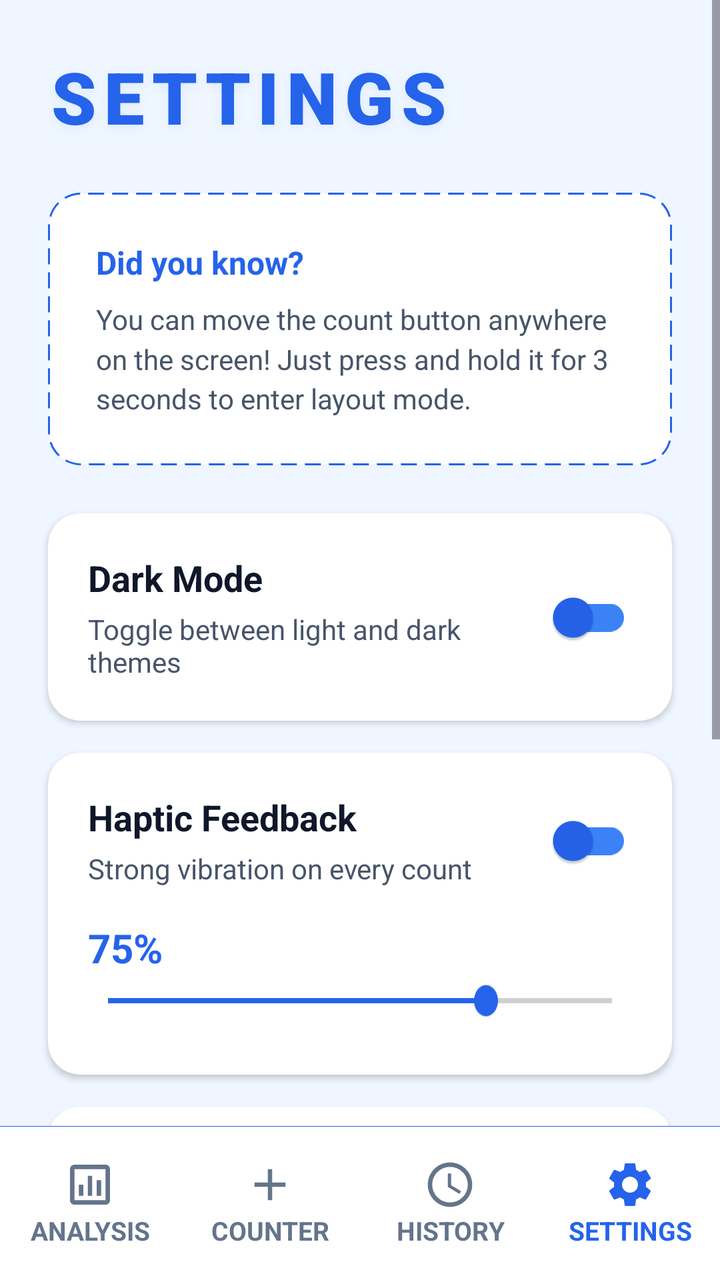
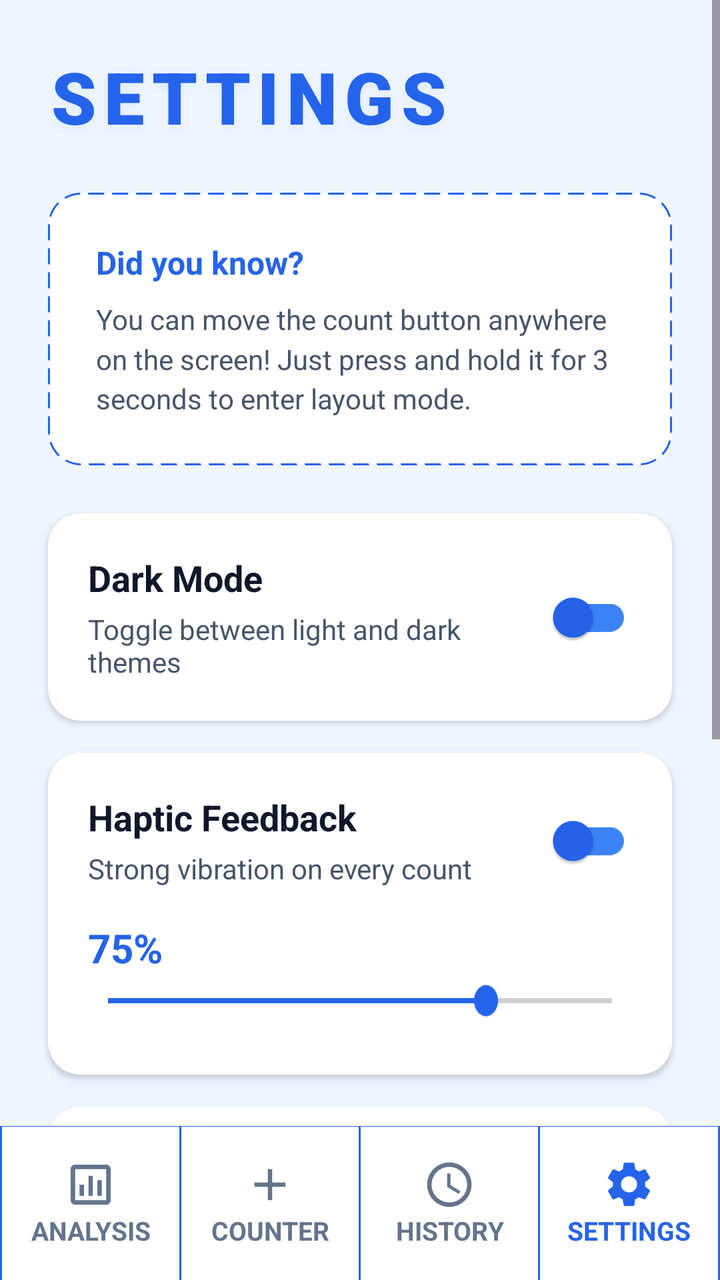

Compare the two renders of this Android layout. The source of the first and the diff that turns it into the second are given below.
<!-- AndroidManifest.xml: application theme Theme.SmartTasbeeh -->
<!-- res/layout/activity_settings.xml -->
<?xml version="1.0" encoding="utf-8"?>
<androidx.constraintlayout.widget.ConstraintLayout xmlns:android="http://schemas.android.com/apk/res/android"
    xmlns:app="http://schemas.android.com/apk/res-auto"
    xmlns:tools="http://schemas.android.com/tools"
    android:layout_width="match_parent"
    android:layout_height="match_parent"
    android:background="@color/app_background">

    <ScrollView
        android:layout_width="match_parent"
        android:layout_height="0dp"
        android:fillViewport="true"
        app:layout_constraintTop_toTopOf="parent"
        app:layout_constraintBottom_toTopOf="@id/bottomNavDivider">

        <androidx.constraintlayout.widget.ConstraintLayout
            android:layout_width="match_parent"
            android:layout_height="wrap_content"
            android:paddingBottom="32dp">

            <TextView
                android:id="@+id/tvPageTitle"
                android:layout_width="wrap_content"
                android:layout_height="wrap_content"
                android:text="@string/nav_settings"
                android:textSize="36sp"
                android:fontFamily="sans-serif-black"
                android:letterSpacing="0.10"
                android:textColor="@color/count_text_color"
                android:shadowColor="@color/card_stroke_color"
                android:shadowRadius="12"
                android:shadowDy="4"
                android:layout_marginTop="24dp"
                android:layout_marginStart="24dp"
                app:layout_constraintStart_toStartOf="parent"
                app:layout_constraintTop_toTopOf="parent"/>

            
            <LinearLayout
                android:id="@+id/cardInfoBox"
                android:layout_width="0dp"
                android:layout_height="wrap_content"
                android:background="@drawable/info_box_background"
                android:orientation="vertical"
                android:padding="24dp"
                android:layout_marginTop="24dp"
                android:layout_marginStart="24dp"
                android:layout_marginEnd="24dp"
                app:layout_constraintTop_toBottomOf="@id/tvPageTitle"
                app:layout_constraintStart_toStartOf="parent"
                app:layout_constraintEnd_toEndOf="parent">

                <TextView
                    android:layout_width="wrap_content"
                    android:layout_height="wrap_content"
                    android:text="@string/did_you_know_title"
                    android:textSize="16sp"
                    android:textStyle="bold"
                    android:textColor="@color/count_text_color"
                    android:layout_marginBottom="8dp"/>

                <TextView
                    android:layout_width="match_parent"
                    android:layout_height="wrap_content"
                    android:text="@string/drag_button_hint"
                    android:textSize="14sp"
                    android:textColor="@color/text_secondary"
                    android:lineSpacingMultiplier="1.2"/>
            </LinearLayout>

            
            <androidx.cardview.widget.CardView
                android:id="@+id/cardDarkMode"
                android:layout_width="0dp"
                android:layout_height="wrap_content"
                android:layout_marginTop="24dp"
                android:layout_marginStart="24dp"
                android:layout_marginEnd="24dp"
                app:cardCornerRadius="16dp"
                app:cardElevation="2dp"
                app:cardBackgroundColor="@color/card_background"
                app:layout_constraintTop_toBottomOf="@id/cardInfoBox"
                app:layout_constraintStart_toStartOf="parent"
                app:layout_constraintEnd_toEndOf="parent">

                <androidx.constraintlayout.widget.ConstraintLayout
                    android:layout_width="match_parent"
                    android:layout_height="match_parent"
                    android:padding="20dp">

                    <TextView
                        android:id="@+id/tvDarkMode"
                        android:layout_width="wrap_content"
                        android:layout_height="wrap_content"
                        android:text="@string/dark_mode_title"
                        android:textSize="18sp"
                        android:textStyle="bold"
                        android:textColor="@color/text_primary"
                        app:layout_constraintStart_toStartOf="parent"
                        app:layout_constraintTop_toTopOf="parent"/>

                    <TextView
                        android:layout_width="0dp"
                        android:layout_height="wrap_content"
                        android:text="@string/dark_mode_desc"
                        android:textSize="14sp"
                        android:textColor="@color/text_secondary"
                        android:layout_marginTop="4dp"
                        android:layout_marginEnd="16dp"
                        app:layout_constraintTop_toBottomOf="@id/tvDarkMode"
                        app:layout_constraintStart_toStartOf="parent"
                        app:layout_constraintEnd_toStartOf="@id/switchDarkMode"/>

                    <com.google.android.material.switchmaterial.SwitchMaterial
                        android:id="@+id/switchDarkMode"
                        android:layout_width="wrap_content"
                        android:layout_height="wrap_content"
                        app:thumbTint="@color/tasbeeh_blue_primary"
                        app:trackTint="@color/tasbeeh_blue_accent"
                        app:layout_constraintEnd_toEndOf="parent"
                        app:layout_constraintTop_toTopOf="parent"
                        app:layout_constraintBottom_toBottomOf="parent"
                        android:contentDescription="@string/dark_mode_title"/>

                </androidx.constraintlayout.widget.ConstraintLayout>
            </androidx.cardview.widget.CardView>

            
            <androidx.cardview.widget.CardView
                android:id="@+id/cardHaptic"
                android:layout_width="0dp"
                android:layout_height="wrap_content"
                android:layout_marginTop="16dp"
                android:layout_marginStart="24dp"
                android:layout_marginEnd="24dp"
                app:cardCornerRadius="16dp"
                app:cardElevation="2dp"
                app:cardBackgroundColor="@color/card_background"
                app:layout_constraintTop_toBottomOf="@id/cardDarkMode"
                app:layout_constraintStart_toStartOf="parent"
                app:layout_constraintEnd_toEndOf="parent">

                <androidx.constraintlayout.widget.ConstraintLayout
                    android:layout_width="match_parent"
                    android:layout_height="match_parent"
                    android:padding="20dp">

                    <TextView
                        android:id="@+id/tvHaptic"
                        android:layout_width="wrap_content"
                        android:layout_height="wrap_content"
                        android:text="@string/haptic_feedback_title"
                        android:textSize="18sp"
                        android:textStyle="bold"
                        android:textColor="@color/text_primary"
                        app:layout_constraintStart_toStartOf="parent"
                        app:layout_constraintTop_toTopOf="parent"/>

                    <TextView
                        android:layout_width="0dp"
                        android:layout_height="wrap_content"
                        android:text="@string/haptic_feedback_desc"
                        android:textSize="14sp"
                        android:textColor="@color/text_secondary"
                        android:layout_marginTop="4dp"
                        android:layout_marginEnd="16dp"
                        app:layout_constraintTop_toBottomOf="@id/tvHaptic"
                        app:layout_constraintStart_toStartOf="parent"
                        app:layout_constraintEnd_toStartOf="@id/switchHaptic"/>

                    <com.google.android.material.switchmaterial.SwitchMaterial
                        android:id="@+id/switchHaptic"
                        android:layout_width="wrap_content"
                        android:layout_height="wrap_content"
                        app:thumbTint="@color/tasbeeh_blue_primary"
                        app:trackTint="@color/tasbeeh_blue_accent"
                        app:layout_constraintEnd_toEndOf="parent"
                        app:layout_constraintTop_toTopOf="parent"
                        app:layout_constraintBottom_toTopOf="@id/layoutVibrationLevel"
                        android:contentDescription="@string/haptic_feedback_title"/>

                    <RelativeLayout
                        android:id="@+id/layoutVibrationLevel"
                        android:layout_width="match_parent"
                        android:layout_height="wrap_content"
                        android:layout_marginTop="16dp"
                        app:layout_constraintTop_toBottomOf="@id/switchHaptic"
                        app:layout_constraintStart_toStartOf="parent"
                        app:layout_constraintEnd_toEndOf="parent">

                        <TextView
                            android:id="@+id/tvSeekValue"
                            android:layout_width="wrap_content"
                            android:layout_height="wrap_content"
                            android:text="@string/vibration_percentage_text"
                            android:textSize="20sp"
                            android:textStyle="bold"
                            android:textColor="@color/tasbeeh_blue_primary"
                            android:layout_marginBottom="4dp" />

                        <SeekBar
                            android:id="@+id/seekBarVibration"
                            android:layout_width="match_parent"
                            android:layout_height="wrap_content"
                            android:layout_below="@id/tvSeekValue"
                            android:max="100"
                            android:progress="75"
                            android:thumbTint="@color/tasbeeh_blue_primary"
                            android:progressTint="@color/tasbeeh_blue_primary"
                            android:paddingStart="10dp"
                            android:paddingEnd="10dp"
                            android:scaleY="1.3"
                            android:scaleX="1.0"
                            android:layout_marginBottom="8dp"/>

                    </RelativeLayout>

                </androidx.constraintlayout.widget.ConstraintLayout>
            </androidx.cardview.widget.CardView>

            
            <androidx.cardview.widget.CardView
                android:id="@+id/cardSound"
                android:layout_width="0dp"
                android:layout_height="wrap_content"
                android:layout_marginTop="16dp"
                android:layout_marginStart="24dp"
                android:layout_marginEnd="24dp"
                app:cardCornerRadius="16dp"
                app:cardElevation="2dp"
                app:cardBackgroundColor="@color/card_background"
                app:layout_constraintTop_toBottomOf="@id/cardHaptic"
                app:layout_constraintStart_toStartOf="parent"
                app:layout_constraintEnd_toEndOf="parent">

                <androidx.constraintlayout.widget.ConstraintLayout
                    android:layout_width="match_parent"
                    android:layout_height="match_parent"
                    android:padding="20dp">

                    <TextView
                        android:id="@+id/tvSound"
                        android:layout_width="wrap_content"
                        android:layout_height="wrap_content"
                        android:text="@string/sound_title"
                        android:textSize="18sp"
                        android:textStyle="bold"
                        android:textColor="@color/text_primary"
                        app:layout_constraintStart_toStartOf="parent"
                        app:layout_constraintTop_toTopOf="parent"/>

                    <TextView
                        android:layout_width="0dp"
                        android:layout_height="wrap_content"
                        android:text="@string/sound_desc"
                        android:textSize="14sp"
                        android:textColor="@color/text_secondary"
                        android:layout_marginTop="4dp"
                        android:layout_marginEnd="16dp"
                        app:layout_constraintTop_toBottomOf="@id/tvSound"
                        app:layout_constraintStart_toStartOf="parent"
                        app:layout_constraintEnd_toStartOf="@id/switchSound"/>

                    <com.google.android.material.switchmaterial.SwitchMaterial
                        android:id="@+id/switchSound"
                        android:layout_width="wrap_content"
                        android:layout_height="wrap_content"
                        app:thumbTint="@color/tasbeeh_blue_primary"
                        app:trackTint="@color/tasbeeh_blue_accent"
                        app:layout_constraintEnd_toEndOf="parent"
                        app:layout_constraintTop_toTopOf="parent"
                        app:layout_constraintBottom_toBottomOf="parent"
                        android:contentDescription="@string/sound_title"/>

                </androidx.constraintlayout.widget.ConstraintLayout>
            </androidx.cardview.widget.CardView>

            
            <androidx.cardview.widget.CardView
                android:id="@+id/cardTapAnywhere"
                android:layout_width="0dp"
                android:layout_height="wrap_content"
                android:layout_marginTop="16dp"
                android:layout_marginStart="24dp"
                android:layout_marginEnd="24dp"
                app:cardCornerRadius="16dp"
                app:cardElevation="2dp"
                app:cardBackgroundColor="@color/card_background"
                app:layout_constraintTop_toBottomOf="@id/cardSound"
                app:layout_constraintStart_toStartOf="parent"
                app:layout_constraintEnd_toEndOf="parent">

                <androidx.constraintlayout.widget.ConstraintLayout
                    android:layout_width="match_parent"
                    android:layout_height="match_parent"
                    android:padding="20dp">

                    <TextView
                        android:id="@+id/tvTapAnywhere"
                        android:layout_width="wrap_content"
                        android:layout_height="wrap_content"
                        android:text="@string/tap_anywhere_title"
                        android:textSize="18sp"
                        android:textStyle="bold"
                        android:textColor="@color/text_primary"
                        app:layout_constraintStart_toStartOf="parent"
                        app:layout_constraintTop_toTopOf="parent"/>

                    <TextView
                        android:layout_width="0dp"
                        android:layout_height="wrap_content"
                        android:text="@string/tap_anywhere_desc"
                        android:textSize="14sp"
                        android:textColor="@color/text_secondary"
                        android:layout_marginTop="4dp"
                        android:layout_marginEnd="16dp"
                        app:layout_constraintTop_toBottomOf="@id/tvTapAnywhere"
                        app:layout_constraintStart_toStartOf="parent"
                        app:layout_constraintEnd_toStartOf="@id/switchTapAnywhere"/>

                    <com.google.android.material.switchmaterial.SwitchMaterial
                        android:id="@+id/switchTapAnywhere"
                        android:layout_width="53dp"
                        android:layout_height="42dp"
                        android:contentDescription="@string/cd_full_screen_count"
                        app:layout_constraintBottom_toBottomOf="parent"
                        app:layout_constraintEnd_toEndOf="parent"
                        app:layout_constraintTop_toTopOf="parent"
                        app:thumbTint="@color/tasbeeh_blue_primary"
                        app:trackTint="@color/tasbeeh_blue_accent" />

                </androidx.constraintlayout.widget.ConstraintLayout>
            </androidx.cardview.widget.CardView>

            <TextView
                android:layout_width="wrap_content"
                android:layout_height="wrap_content"
                android:text="@string/app_version"
                android:textColor="@color/text_secondary"
                android:textSize="12sp"
                android:layout_marginTop="32dp"
                app:layout_constraintTop_toBottomOf="@id/cardTapAnywhere"
                app:layout_constraintBottom_toBottomOf="parent"
                app:layout_constraintStart_toStartOf="parent"
                app:layout_constraintEnd_toEndOf="parent"
                app:layout_constraintVertical_bias="1.0"
                android:layout_marginBottom="16dp"/>

        </androidx.constraintlayout.widget.ConstraintLayout>
    </ScrollView>

    
    <View
        android:id="@+id/bottomNavDivider"
        android:layout_width="match_parent"
        android:layout_height="0.1dp"
        android:background="@color/count_text_color"
        app:layout_constraintBottom_toTopOf="@id/bottomNav"/>

    
    <LinearLayout
        android:id="@+id/bottomNav"
        android:layout_width="match_parent"
        android:layout_height="0dp"
        app:layout_constraintHeight_percent="0.12"
        android:background="@color/nav_bg"
        android:orientation="horizontal"
        android:weightSum="4"
        android:baselineAligned="false"
        app:layout_constraintBottom_toBottomOf="parent">

        
        <androidx.constraintlayout.widget.ConstraintLayout
            android:id="@+id/btnNavAnalysis"
            android:layout_width="0dp"
            android:layout_height="match_parent"
            android:layout_weight="1"
            android:clickable="true"
            android:focusable="true"
            android:background="?attr/selectableItemBackground">

            <ImageView
                android:id="@+id/imgAnalysis"
                android:layout_width="0dp"
                android:layout_height="0dp"
                android:src="@drawable/ic_analysis"
                app:tint="@color/nav_text_unselected"
                app:layout_constraintTop_toTopOf="parent"
                app:layout_constraintBottom_toTopOf="@+id/txtAnalysis"
                app:layout_constraintStart_toStartOf="parent"
                app:layout_constraintEnd_toEndOf="parent"
                app:layout_constraintHeight_percent="0.35"
                app:layout_constraintDimensionRatio="1:1"
                app:layout_constraintVertical_chainStyle="packed"
                android:contentDescription="@null"/>

            <TextView
                android:id="@+id/txtAnalysis"
                android:layout_width="0dp"
                android:layout_height="0dp"
                android:text="@string/nav_analysis"
                android:textColor="@color/nav_text_unselected"
                android:gravity="center"
                android:textStyle="bold"
                app:layout_constraintTop_toBottomOf="@id/imgAnalysis"
                app:layout_constraintBottom_toBottomOf="parent"
                app:layout_constraintStart_toStartOf="parent"
                app:layout_constraintEnd_toEndOf="parent"
                app:layout_constraintHeight_percent="0.25"
                app:layout_constraintWidth_percent="0.9"
                app:autoSizeTextType="uniform"
                app:autoSizeMinTextSize="8sp"
                app:autoSizeMaxTextSize="13sp"
                app:autoSizeStepGranularity="1sp"/>
        </androidx.constraintlayout.widget.ConstraintLayout>

        
        <androidx.constraintlayout.widget.ConstraintLayout
            android:id="@+id/btnNavCounter"
            android:layout_width="0dp"
            android:layout_height="match_parent"
            android:layout_weight="1"
            android:clickable="true"
            android:focusable="true"
            android:background="?attr/selectableItemBackground">

            <ImageView
                android:id="@+id/imgCounter"
                android:layout_width="0dp"
                android:layout_height="0dp"
                android:src="@drawable/ic_add"
                app:tint="@color/nav_text_unselected"
                app:layout_constraintTop_toTopOf="parent"
                app:layout_constraintBottom_toTopOf="@+id/txtCounter"
                app:layout_constraintStart_toStartOf="parent"
                app:layout_constraintEnd_toEndOf="parent"
                app:layout_constraintHeight_percent="0.35"
                app:layout_constraintDimensionRatio="1:1"
                app:layout_constraintVertical_chainStyle="packed"
                android:contentDescription="@null"/>

            <TextView
                android:id="@+id/txtCounter"
                android:layout_width="0dp"
                android:layout_height="0dp"
                android:text="@string/nav_counter"
                android:textColor="@color/nav_text_unselected"
                android:gravity="center"
                android:textStyle="bold"
                app:layout_constraintTop_toBottomOf="@id/imgCounter"
                app:layout_constraintBottom_toBottomOf="parent"
                app:layout_constraintStart_toStartOf="parent"
                app:layout_constraintEnd_toEndOf="parent"
                app:layout_constraintHeight_percent="0.25"
                app:layout_constraintWidth_percent="0.9"
                app:autoSizeTextType="uniform"
                app:autoSizeMinTextSize="8sp"
                app:autoSizeMaxTextSize="13sp"
                app:autoSizeStepGranularity="1sp"/>
        </androidx.constraintlayout.widget.ConstraintLayout>

        
        <androidx.constraintlayout.widget.ConstraintLayout
            android:id="@+id/btnSavedCounts"
            android:layout_width="0dp"
            android:layout_height="match_parent"
            android:layout_weight="1"
            android:clickable="true"
            android:focusable="true"
            android:background="?attr/selectableItemBackground">

            <ImageView
                android:id="@+id/imgHistory"
                android:layout_width="0dp"
                android:layout_height="0dp"
                android:src="@drawable/ic_clock"
                app:tint="@color/nav_text_unselected"
                app:layout_constraintTop_toTopOf="parent"
                app:layout_constraintBottom_toTopOf="@+id/txtHistory"
                app:layout_constraintStart_toStartOf="parent"
                app:layout_constraintEnd_toEndOf="parent"
                app:layout_constraintHeight_percent="0.35"
                app:layout_constraintDimensionRatio="1:1"
                app:layout_constraintVertical_chainStyle="packed"
                android:contentDescription="@null"/>

            <TextView
                android:id="@+id/txtHistory"
                android:layout_width="0dp"
                android:layout_height="0dp"
                android:text="@string/nav_history"
                android:textColor="@color/nav_text_unselected"
                android:gravity="center"
                android:textStyle="bold"
                app:layout_constraintTop_toBottomOf="@id/imgHistory"
                app:layout_constraintBottom_toBottomOf="parent"
                app:layout_constraintStart_toStartOf="parent"
                app:layout_constraintEnd_toEndOf="parent"
                app:layout_constraintHeight_percent="0.25"
                app:layout_constraintWidth_percent="0.9"
                app:autoSizeTextType="uniform"
                app:autoSizeMinTextSize="8sp"
                app:autoSizeMaxTextSize="13sp"
                app:autoSizeStepGranularity="1sp"/>
        </androidx.constraintlayout.widget.ConstraintLayout>

        
        <androidx.constraintlayout.widget.ConstraintLayout
            android:layout_width="0dp"
            android:layout_height="match_parent"
            android:layout_weight="1"
            android:focusable="true">

            <ImageView
                android:id="@+id/imgSettings"
                android:layout_width="0dp"
                android:layout_height="0dp"
                android:src="@drawable/ic_settings"
                app:tint="@color/nav_text_selected"
                app:layout_constraintTop_toTopOf="parent"
                app:layout_constraintBottom_toTopOf="@+id/txtSettings"
                app:layout_constraintStart_toStartOf="parent"
                app:layout_constraintEnd_toEndOf="parent"
                app:layout_constraintHeight_percent="0.35"
                app:layout_constraintDimensionRatio="1:1"
                app:layout_constraintVertical_chainStyle="packed"
                android:contentDescription="@null"/>

            <TextView
                android:id="@+id/txtSettings"
                android:layout_width="0dp"
                android:layout_height="0dp"
                android:text="@string/nav_settings"
                android:textColor="@color/nav_text_selected"
                android:gravity="center"
                android:textStyle="bold"
                app:layout_constraintTop_toBottomOf="@id/imgSettings"
                app:layout_constraintBottom_toBottomOf="parent"
                app:layout_constraintStart_toStartOf="parent"
                app:layout_constraintEnd_toEndOf="parent"
                app:layout_constraintHeight_percent="0.25"
                app:layout_constraintWidth_percent="0.9"
                app:autoSizeTextType="uniform"
                app:autoSizeMinTextSize="8sp"
                app:autoSizeMaxTextSize="13sp"
                app:autoSizeStepGranularity="1sp"/>
        </androidx.constraintlayout.widget.ConstraintLayout>

    </LinearLayout>

</androidx.constraintlayout.widget.ConstraintLayout>
<!-- resources referenced by this layout -->
<resources>
  <color name="app_background">@color/background_light</color>
  <color name="card_background">#FFFFFF</color>
  <color name="card_stroke_color">#DBEAFE</color>
  <color name="count_text_color">#2563EB</color>
  <color name="nav_bg">#FFFFFF</color>
  <color name="nav_text_selected">#2563EB</color>
  <color name="nav_text_unselected">#64748B</color>
  <color name="tasbeeh_blue_accent">#3B82F6</color>
  <color name="tasbeeh_blue_primary">#2563EB</color>
  <color name="text_primary">#0F172A</color>
  <color name="text_secondary">#475569</color>
  <!-- drawable ic_add (drawable) -->
  <vector xmlns:android="http://schemas.android.com/apk/res/android"
      android:width="24dp"
      android:height="24dp"
      android:viewportWidth="24"
      android:viewportHeight="24">
      <path
        android:fillColor="@android:color/white"
        android:pathData="M19,13h-6v6h-2v-6H5v-2h6V5h2v6h6v2z"/>
  </vector>
  <!-- drawable ic_analysis (drawable) -->
  <vector xmlns:android="http://schemas.android.com/apk/res/android"
      android:width="24dp"
      android:height="24dp"
      android:viewportWidth="24"
      android:viewportHeight="24">
    <path
        android:fillColor="#FF000000"
        android:pathData="M19,3H5C3.9,3 3,3.9 3,5v14c0,1.1 0.9,2 2,2h14c1.1,0 2,-0.9 2,-2V5C21,3.9 20.1,3 19,3zM19,19H5V5h14V19zM7,12h2v5H7V12zM11,8h2v9h-2V8zM15,10h2v7h-2V10z"/>
  </vector>
  <!-- drawable ic_clock (drawable) -->
  <vector xmlns:android="http://schemas.android.com/apk/res/android"
      android:width="24dp"
      android:height="24dp"
      android:viewportWidth="24.0"
      android:viewportHeight="24.0">
      <path
          android:fillColor="@android:color/white"
          android:pathData="M11.99,2C6.47,2 2,6.48 2,12s4.47,10 9.99,10C17.52,22 22,17.52 22,12S17.52,2 11.99,2zM12,20c-4.42,0 -8,-3.58 -8,-8s3.58,-8 8,-8 8,3.58 8,8 -3.58,8 -8,8zM12.5,7H11v6l5.25,3.15 0.75,-1.23 -4.5,-2.67z"/>
  </vector>
  <!-- drawable info_box_background (drawable) -->
  <?xml version="1.0" encoding="utf-8"?>
  <shape xmlns:android="http://schemas.android.com/apk/res/android"
      android:shape="rectangle">
      <solid android:color="@color/card_background"/>
      <stroke
          android:width="1dp"
          android:color="@color/count_text_color"
          android:dashWidth="8dp"
          android:dashGap="4dp"/>
      <corners android:radius="16dp"/>
  </shape>
  <string name="app_version">Smart Tasbeeh v1.0.0</string>
  <string name="cd_full_screen_count">Full screen counting</string>
  <string name="dark_mode_desc">Toggle between light and dark themes</string>
  <string name="dark_mode_title">Dark Mode</string>
  <string name="did_you_know_title">Did you know?</string>
  <string name="drag_button_hint">You can move the count button anywhere on the screen! Just press and hold it for 3 seconds to enter layout mode.</string>
  <string name="haptic_feedback_desc">Strong vibration on every count</string>
  <string name="haptic_feedback_title">Haptic Feedback</string>
  <string name="nav_analysis">ANALYSIS</string>
  <string name="nav_counter">COUNTER</string>
  <string name="nav_history">HISTORY</string>
  <string name="nav_settings">SETTINGS</string>
  <string name="sound_desc">Play sound on every count</string>
  <string name="sound_title">Sound</string>
  <string name="tap_anywhere_desc">Count by tapping anywhere on the screen</string>
  <string name="tap_anywhere_title">Tap Anywhere</string>
  <string name="vibration_percentage_text">75%</string>
  <style name="Theme.SmartTasbeeh" parent="Base.Theme.SmartTasbeeh" />
  <color name="background_light">#EFF6FF</color>
  <color name="tasbeeh_blue_dark">#1E3A8A</color>
  <color name="white">#FFFFFFFF</color>
  <!-- unchanged entries left out for length: 2 -->
</resources>

<!-- the commit's change to res/layout/activity_settings.xml (unified diff, before → after) -->
@@ -358,6 +358,7 @@
         app:layout_constraintBottom_toTopOf="@id/bottomNav"/>
 
     
+    
     <LinearLayout
         android:id="@+id/bottomNav"
         android:layout_width="match_parent"
@@ -367,6 +368,8 @@
         android:orientation="horizontal"
         android:weightSum="4"
         android:baselineAligned="false"
+        android:divider="@drawable/nav_divider"
+        android:showDividers="middle|beginning|end"
         app:layout_constraintBottom_toBottomOf="parent">
 
         
@@ -506,6 +509,7 @@
 
         
         <androidx.constraintlayout.widget.ConstraintLayout
+            android:id="@+id/btnNavSettings"
             android:layout_width="0dp"
             android:layout_height="match_parent"
             android:layout_weight="1"
<!-- resource entries referenced after the edit -->
@@ -53,6 +53,12 @@
           android:dashGap="4dp"/>
       <corners android:radius="16dp"/>
   </shape>
+  <!-- drawable nav_divider (drawable) -->
+  <?xml version="1.0" encoding="utf-8"?>
+  <shape xmlns:android="http://schemas.android.com/apk/res/android">
+      <size android:width="1dp" />
+      <solid android:color="@color/count_text_color" />
+  </shape>
   <string name="app_version">Smart Tasbeeh v1.0.0</string>
   <string name="cd_full_screen_count">Full screen counting</string>
   <string name="dark_mode_desc">Toggle between light and dark themes</string>
